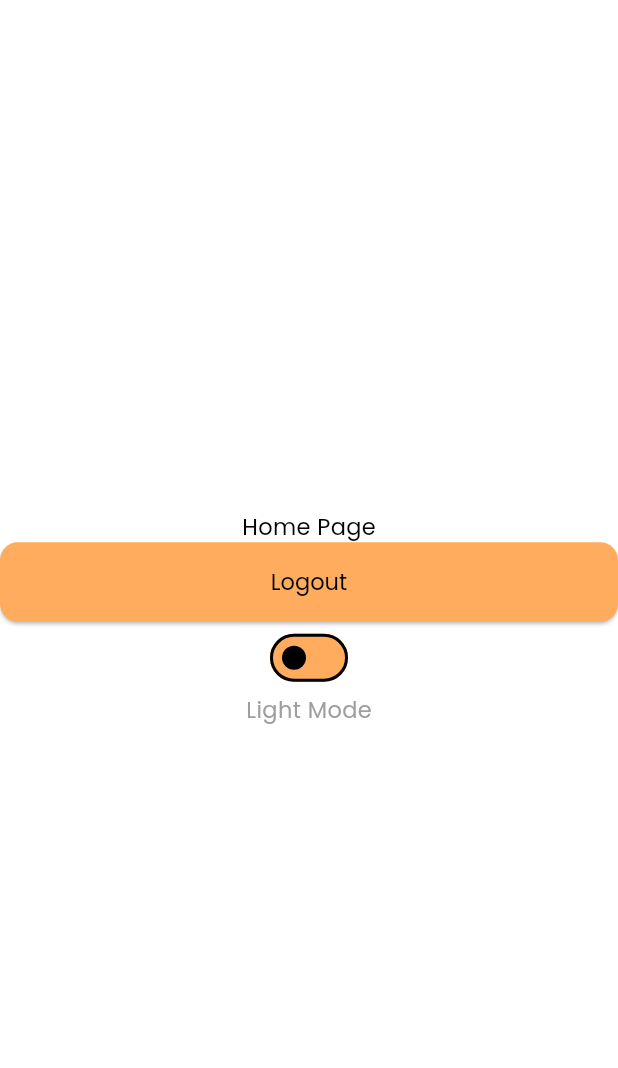
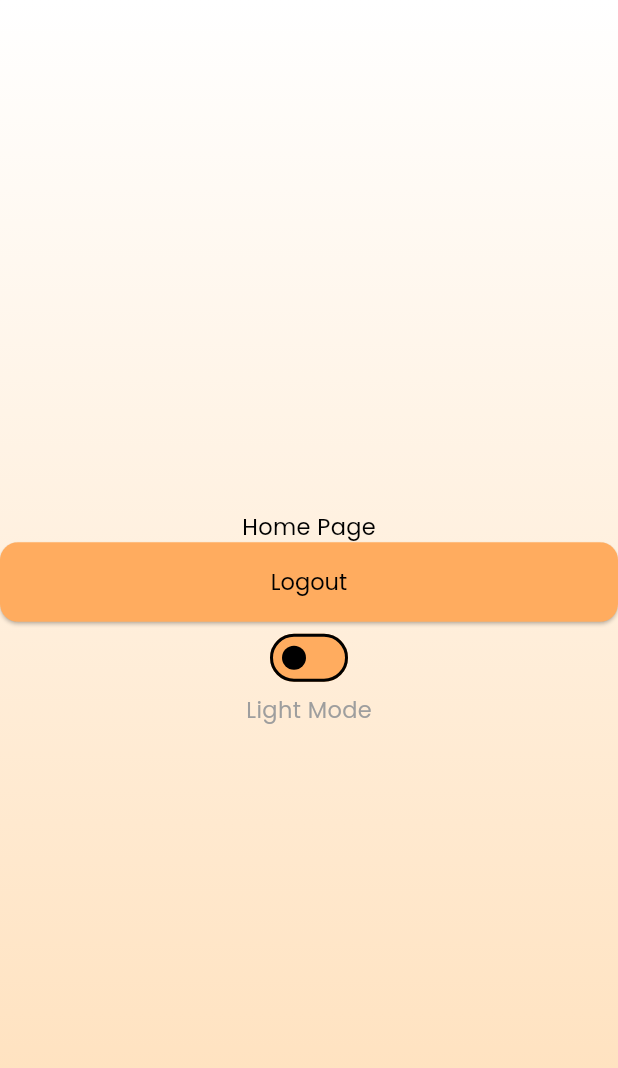
Before and after one commit to AkashP4769/reflect, a Flutter app: the HomePage widget shown alone on an empty page, opened directly, on a phone screen of 412 x 824 dp. Shown: the top 1068 px of the screen. Run offline on Flutter 3.47's test engine with Material 3 defaults, Android fonts, the phone set to English and light mode, and no system bars; our stand-ins replace chewie, firebase_auth, firebase_core, flutter_riverpod, flutter_svg, google_nav_bar and 2 more; accounts and stored records are empty.

```diff
--- a/lib/pages/home.dart
+++ b/lib/pages/home.dart
@@ -16,6 +16,13 @@ class _HomePageState extends ConsumerState<HomePage> {
   Widget build(BuildContext context) {
     final themeData = ref.watch(themeManagerProvider);
     return Container(
+      decoration: BoxDecoration(
+        gradient: LinearGradient(
+          begin: Alignment.topCenter,
+          end: Alignment.bottomCenter,
+          colors: [themeData.colorScheme.tertiary, themeData.colorScheme.onTertiary]
+        )
+      ),
       child: Center(
         child: Column(
           mainAxisAlignment: MainAxisAlignment.center,
--- a/lib/theme/theme_constants.dart
+++ b/lib/theme/theme_constants.dart
@@ -8,7 +8,9 @@ ThemeData lightTheme = ThemeData(
     onPrimary: Colors.black,
     surface: Colors.white,
     surfaceContainerHigh: Colors.white,
-    surfaceContainerHighest: Color(0xffFFAC5F)
+    surfaceContainerHighest: Color(0xffFFAC5F),
+    tertiary: Colors.white,
+    onTertiary: Color(0xffFFDEB7)
   ),
   textTheme: ThemeData.light().textTheme.copyWith(
     titleMedium: const TextStyle(color: Colors.black, fontSize: 18, fontFamily: "Poppins", fontWeight: FontWeight.w600),
@@ -43,7 +45,9 @@ ThemeData darkTheme = ThemeData(
     onPrimary: Colors.white,
     surface: Color(0xff303030),
     surfaceContainer: Colors.white,
-    surfaceContainerHighest: Colors.white
+    surfaceContainerHighest: Colors.white,
+    tertiary: Color(0xff303030),
+    onTertiary: Color(0xff141414)
   ),
   textTheme: ThemeData.dark().textTheme.copyWith(
     titleMedium: const TextStyle(color: Colors.white, fontSize: 18, fontFamily: "Poppins", fontWeight: FontWeight.w600),
```
Also changed, not shown: lib/pages/favourites.dart (+9 -0 lines), lib/pages/journal.dart (+9 -0 lines), lib/pages/navigation.dart (+25 -10 lines), lib/pages/settings.dart (+9 -0 lines).
